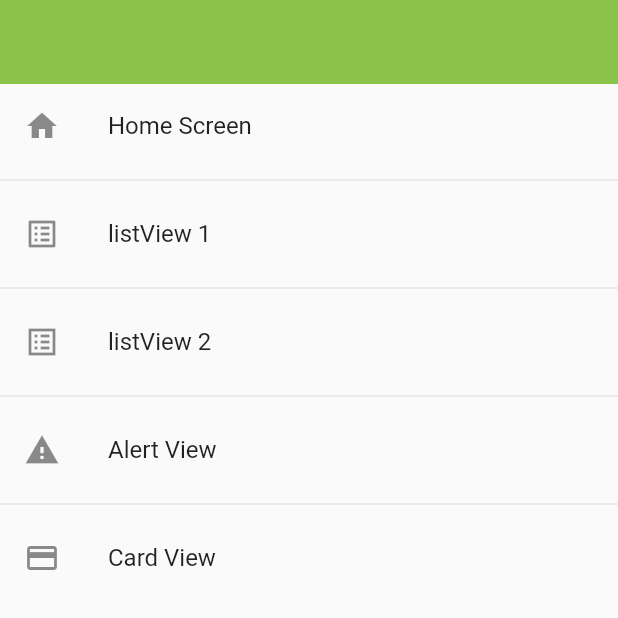
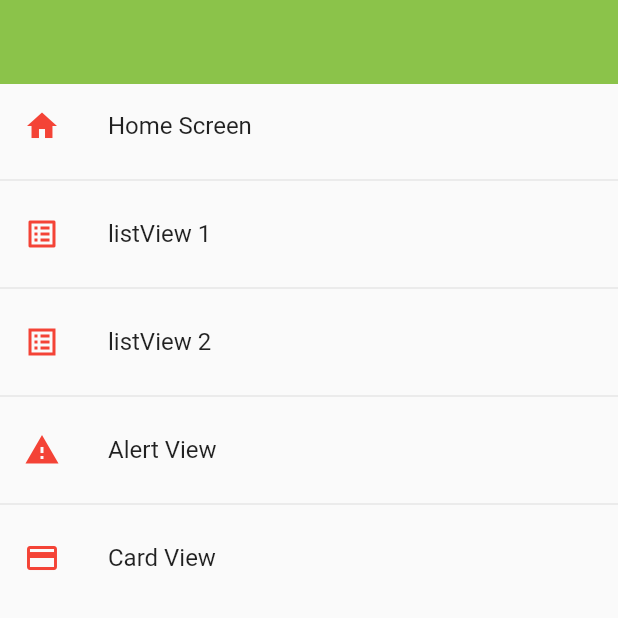
Before and after one commit to SergioK12/Componentes_Flutter_CursoUdemy, a Flutter app: the screen it shows after launch, on a phone screen of 412 x 824 dp, the top half of it. Run offline on Flutter 3.47's test engine with Material 2 defaults, Android fonts, the phone set to English and light mode, and no system bars.

Commit message:
Agregando los colores del tema a los iconos

```diff
--- a/lib/views/home_screen.dart
+++ b/lib/views/home_screen.dart
@@ -1,4 +1,5 @@
 import 'package:componentes_flutter_curso_udemy/routes/app_routes.dart';
+import 'package:componentes_flutter_curso_udemy/themes/apptheme.dart';
 import 'package:flutter/material.dart';
 
 class HomeScreen extends StatelessWidget {
@@ -12,7 +13,7 @@ class HomeScreen extends StatelessWidget {
         itemCount: AppRoute.menuOptions.length,
         itemBuilder: (context, index) =>  ListTile(
            title: Text(AppRoute.menuOptions[index].name.toString()),
-           leading: Icon(AppRoute.menuOptions[index].icon),
+           leading: Icon(AppRoute.menuOptions[index].icon, color: AppTheme.primaryColor,),
            onTap: (){
 
            Navigator.pushNamed(context, AppRoute.menuOptions[index].nombre) ;
--- a/lib/views/listview2_views.dart
+++ b/lib/views/listview2_views.dart
@@ -1,3 +1,4 @@
+import 'package:componentes_flutter_curso_udemy/themes/apptheme.dart';
 import 'package:flutter/material.dart';
 
 class Listview2Sceeen extends StatelessWidget {
@@ -16,7 +17,7 @@ class Listview2Sceeen extends StatelessWidget {
         separatorBuilder: ( _ , __ ) => const Divider(),
         itemBuilder: (context, index) => ListTile(
             title: Text(lista[index]),
-            trailing: const Icon(Icons.security_rounded, color: Colors.deepOrange,),
+            trailing: const Icon(Icons.security_rounded, color: AppTheme.primaryColor,),
          )
         )
 
--- a/lib/views/listview_views.dart
+++ b/lib/views/listview_views.dart
@@ -1,3 +1,4 @@
+import 'package:componentes_flutter_curso_udemy/themes/apptheme.dart';
 import 'package:flutter/material.dart';
 
 class ListviewSceeen extends StatelessWidget {
@@ -15,7 +16,7 @@ class ListviewSceeen extends StatelessWidget {
       ...lista.map(
         (nombres) => ListTile(
           title: Text(nombres),
-          trailing: const Icon(Icons.arrow_forward_ios_outlined),
+          trailing: const Icon(Icons.arrow_forward_ios_outlined, color: AppTheme.primaryColor,),
         )).toList()
       ],)
 
```
